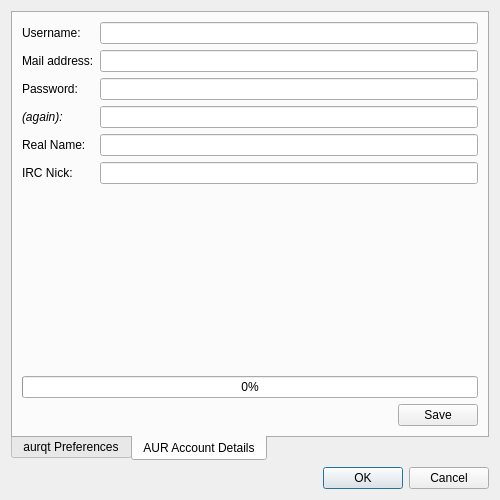
This is ui-designs/preferences.ui in Kwpolska/aurqt as Qt 5 draws it before an edit. The edited form follows.
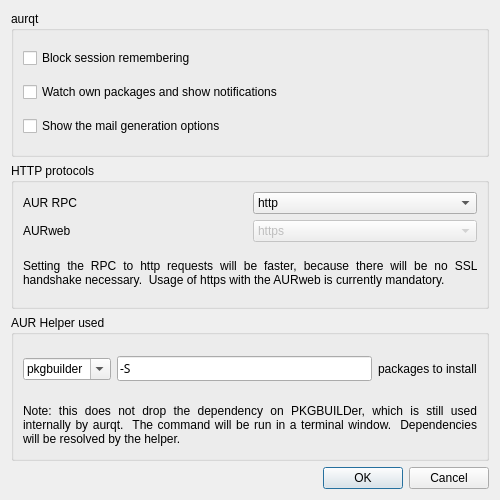
This is the edited form. The open tabs and pages were chosen to show the change. Icons and pictures are not drawn.

Commit message: Day 9: even more progress!

```diff
--- a/ui-designs/preferences.ui
+++ b/ui-designs/preferences.ui
@@ -19,113 +19,14 @@
    </iconset>
   </property>
   <layout class="QGridLayout" name="gridLayout">
-   <item row="1" column="0">
+   <item row="3" column="0">
     <widget class="QDialogButtonBox" name="buttonBox_2">
      <property name="standardButtons">
       <set>QDialogButtonBox::Cancel|QDialogButtonBox::Ok</set>
      </property>
     </widget>
    </item>
-   <item row="0" column="0">
-    <widget class="QTabWidget" name="tabWidget">
-     <property name="tabPosition">
-      <enum>QTabWidget::South</enum>
-     </property>
-     <property name="tabShape">
-      <enum>QTabWidget::Rounded</enum>
-     </property>
-     <property name="currentIndex">
-      <number>0</number>
-     </property>
-     <widget class="QWidget" name="tab">
-      <attribute name="title">
-       <string>aurqt Preferences</string>
-      </attribute>
-      <layout class="QVBoxLayout" name="verticalLayout">
-       <item>
-        <widget class="QGroupBox" name="groupBox_3">
-         <property name="title">
-          <string>AUR protocols</string>
-         </property>
-         <layout class="QGridLayout" name="gridLayout_2">
-          <item row="0" column="0">
-           <widget class="QLabel" name="label_9">
-            <property name="text">
-             <string>AUR RPC</string>
-            </property>
-           </widget>
-          </item>
-          <item row="0" column="1">
-           <widget class="QComboBox" name="comboBox_2">
-            <item>
-             <property name="text">
-              <string>http</string>
-             </property>
-            </item>
-            <item>
-             <property name="text">
-              <string>https</string>
-             </property>
-            </item>
-           </widget>
-          </item>
-          <item row="1" column="0">
-           <widget class="QLabel" name="label_10">
-            <property name="text">
-             <string>AURweb (non-user)</string>
-            </property>
-           </widget>
-          </item>
-          <item row="1" column="1">
-           <widget class="QComboBox" name="comboBox_3">
-            <item>
-             <property name="text">
-              <string>http</string>
-             </property>
-            </item>
-            <item>
-             <property name="text">
-              <string>https</string>
-             </property>
-            </item>
-           </widget>
-          </item>
           <item row="2" column="0">
-           <widget class="QLabel" name="label_11">
-            <property name="text">
-             <string>AURweb (user)</string>
-            </property>
-           </widget>
-          </item>
-          <item row="2" column="1">
-           <widget class="QComboBox" name="comboBox_4">
-            <property name="enabled">
-             <bool>true</bool>
-            </property>
-            <item>
-             <property name="text">
-              <string>https</string>
-             </property>
-            </item>
-           </widget>
-          </item>
-          <item row="3" column="0" colspan="2">
-           <widget class="QLabel" name="label_12">
-            <property name="text">
-             <string>Setting the RPC and AURweb to http requests will be faster, because there will be no handshake necessary.  (The AUR RPC protocol setting is sent over to PKGBUILDer if it is used.)</string>
-            </property>
-            <property name="alignment">
-             <set>Qt::AlignJustify|Qt::AlignVCenter</set>
-            </property>
-            <property name="wordWrap">
-             <bool>true</bool>
-            </property>
-           </widget>
-          </item>
-         </layout>
-        </widget>
-       </item>
-       <item>
         <widget class="QGroupBox" name="groupBox">
          <property name="title">
           <string>AUR Helper used</string>
@@ -135,6 +36,9 @@
            <layout class="QHBoxLayout" name="horizontalLayout">
             <item>
              <widget class="QComboBox" name="comboBox">
+          <property name="toolTip">
+           <string>AUR helper command (type your own if you want)</string>
+          </property>
               <property name="editable">
                <bool>true</bool>
               </property>
@@ -172,6 +76,9 @@
                 <family>Monaco</family>
                </font>
               </property>
+          <property name="toolTip">
+           <string>Arguments for installation of AUR packages.</string>
+          </property>
               <property name="text">
                <string>-S</string>
               </property>
@@ -189,7 +96,7 @@
           <item row="1" column="0">
            <widget class="QLabel" name="label_2">
             <property name="text">
-             <string>Note: this does not drop the dependency on PKGBUILDer, which is still used internally by aurqt.  The command will be run in a terminal window. </string>
+         <string>Note: this does not drop the dependency on PKGBUILDer, which is still used internally by aurqt.  The command will be run in a terminal window.  Dependencies will be resolved by the helper.</string>
             </property>
             <property name="alignment">
              <set>Qt::AlignJustify|Qt::AlignVCenter</set>
@@ -202,127 +109,108 @@
          </layout>
         </widget>
        </item>
-      </layout>
-     </widget>
-     <widget class="QWidget" name="tab_2">
-      <attribute name="title">
-       <string>AUR Account Details</string>
-      </attribute>
-      <layout class="QVBoxLayout" name="verticalLayout_2">
-       <item>
-        <layout class="QFormLayout" name="formLayout">
-         <item row="0" column="0">
-          <widget class="QLabel" name="label_3">
-           <property name="text">
-            <string>Username:</string>
-           </property>
-          </widget>
-         </item>
-         <item row="0" column="1">
-          <widget class="QLineEdit" name="lineEdit_2"/>
-         </item>
+   <item row="1" column="0">
+    <widget class="QGroupBox" name="groupBox_3">
+     <property name="title">
+      <string>HTTP protocols</string>
+     </property>
+     <layout class="QGridLayout" name="gridLayout_2">
          <item row="1" column="0">
-          <widget class="QLabel" name="label_4">
+       <widget class="QLabel" name="label_11">
            <property name="text">
-            <string>Mail address:</string>
+         <string>AURweb</string>
            </property>
           </widget>
          </item>
          <item row="1" column="1">
-          <widget class="QLineEdit" name="lineEdit_3"/>
-         </item>
-         <item row="2" column="0">
-          <widget class="QLabel" name="label_5">
+       <widget class="QComboBox" name="comboBox_4">
+        <property name="enabled">
+         <bool>false</bool>
+        </property>
+        <item>
            <property name="text">
-            <string>Password:</string>
-           </property>
-          </widget>
-         </item>
-         <item row="2" column="1">
-          <widget class="QLineEdit" name="lineEdit_4">
-           <property name="echoMode">
-            <enum>QLineEdit::Password</enum>
-           </property>
-          </widget>
-         </item>
-         <item row="3" column="0">
-          <widget class="QLabel" name="label_8">
-           <property name="font">
-            <font>
-             <italic>true</italic>
-            </font>
-           </property>
+          <string>https</string>
+         </property>
+        </item>
+       </widget>
+      </item>
+      <item row="0" column="0">
+       <widget class="QLabel" name="label_9">
            <property name="text">
-            <string>(again):</string>
+         <string>AUR RPC</string>
            </property>
           </widget>
          </item>
-         <item row="3" column="1">
-          <widget class="QLineEdit" name="lineEdit_7">
-           <property name="echoMode">
-            <enum>QLineEdit::Password</enum>
-           </property>
-          </widget>
-         </item>
-         <item row="4" column="0">
-          <widget class="QLabel" name="label_6">
+      <item row="2" column="0" colspan="2">
+       <widget class="QLabel" name="label_12">
+        <property name="text">
+         <string>Setting the RPC to http requests will be faster, because there will be no SSL handshake necessary.  Usage of https with the AURweb is currently mandatory.</string>
+        </property>
+        <property name="alignment">
+         <set>Qt::AlignJustify|Qt::AlignVCenter</set>
+        </property>
+        <property name="wordWrap">
+         <bool>true</bool>
+        </property>
+       </widget>
+      </item>
+      <item row="0" column="1">
+       <widget class="QComboBox" name="comboBox_2">
+        <item>
            <property name="text">
-            <string>Real Name:</string>
-           </property>
-          </widget>
-         </item>
-         <item row="4" column="1">
-          <widget class="QLineEdit" name="lineEdit_5"/>
-         </item>
-         <item row="5" column="0">
-          <widget class="QLabel" name="label_7">
+          <string>http</string>
+         </property>
+        </item>
+        <item>
            <property name="text">
-            <string>IRC Nick:</string>
-           </property>
-          </widget>
-         </item>
-         <item row="5" column="1">
-          <widget class="QLineEdit" name="lineEdit_6"/>
-         </item>
-        </layout>
-       </item>
+          <string>https</string>
+         </property>
+        </item>
+       </widget>
+      </item>
+     </layout>
+    </widget>
+   </item>
+   <item row="0" column="0">
+    <widget class="QGroupBox" name="groupBox_2">
+     <property name="title">
+      <string>aurqt</string>
+     </property>
+     <layout class="QVBoxLayout" name="verticalLayout">
        <item>
-        <widget class="QProgressBar" name="progressBar">
-         <property name="sizePolicy">
-          <sizepolicy hsizetype="MinimumExpanding" vsizetype="Fixed">
-           <horstretch>0</horstretch>
-           <verstretch>0</verstretch>
-          </sizepolicy>
-         </property>
-         <property name="maximum">
-          <number>3</number>
-         </property>
-         <property name="value">
-          <number>0</number>
-         </property>
+       <widget class="QCheckBox" name="checkBox_3">
+        <property name="toolTip">
+         <string>The “Remember me” button in the login window will be disabled.</string>
+        </property>
+        <property name="text">
+         <string>Block session remembering</string>
+        </property>
+       </widget>
+      </item>
+      <item>
+       <widget class="QCheckBox" name="checkBox_2">
+        <property name="toolTip">
+         <string>Notifications appear in the toolbar.  Cache is removed while unchecked.  Currently informing about out-of-date status and new comments.</string>
+        </property>
+        <property name="text">
+         <string>Watch own packages and show notifications</string>
+        </property>
         </widget>
        </item>
        <item>
-        <widget class="QDialogButtonBox" name="buttonBox">
-         <property name="sizePolicy">
-          <sizepolicy hsizetype="Maximum" vsizetype="Fixed">
-           <horstretch>0</horstretch>
-           <verstretch>0</verstretch>
-          </sizepolicy>
-         </property>
-         <property name="maximumSize">
-          <size>
-           <width>12452742</width>
-           <height>16777215</height>
-          </size>
-         </property>
-         <property name="standardButtons">
-          <set>QDialogButtonBox::Save</set>
+       <widget class="QCheckBox" name="checkBox">
+        <property name="toolTip">
+         <string>Allow generating and sending mails to the aur-general list with package links for different needs.</string>
+        </property>
+        <property name="text">
+         <string>Show the mail generation options</string>
+        </property>
+        <property name="checkable">
+         <bool>true</bool>
          </property>
         </widget>
        </item>
       </layout>
-     </widget>
     </widget>
    </item>
   </layout>
```
Lines whose indentation alone changed are shown as unchanged. The commit also changes 24 other files.
